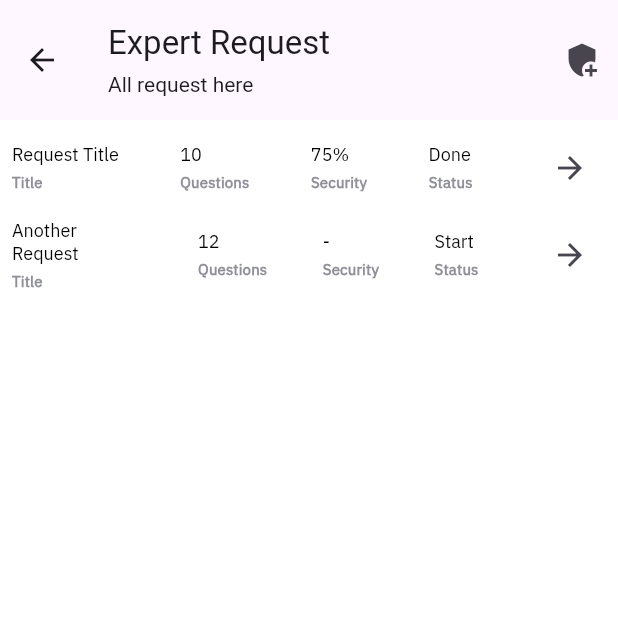
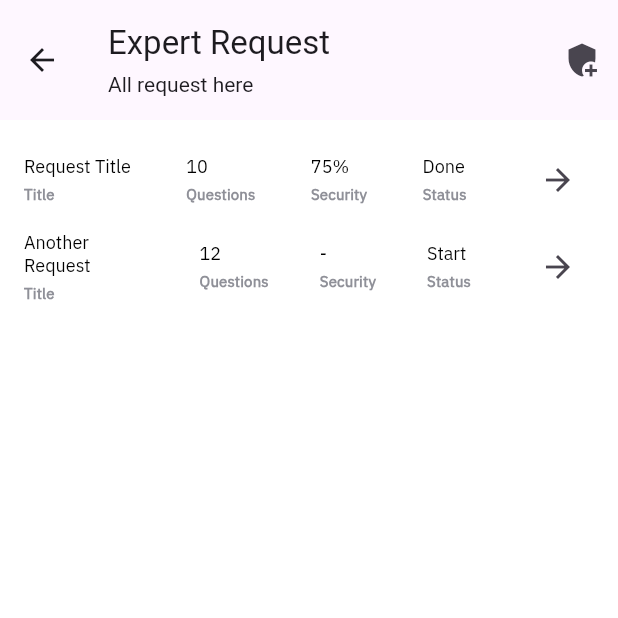
Before and after one commit to yousifdahabra/aegis-ai-app, a Flutter app: the ExpertRequest screen opened directly, on a phone screen of 412 x 824 dp, the top half of it. Run offline on Flutter 3.47's test engine with Material 3 defaults, Android fonts, the phone set to English and light mode, and no system bars; our stand-ins replace animate_do, smooth_page_indicator.

Commit message:
App - update ExpertRequest and TestList wrap with Padding

```diff
--- a/lib/common_widget/questions/custom_result.dart
+++ b/lib/common_widget/questions/custom_result.dart
@@ -1,7 +1,5 @@
 import 'package:ai_safety_app/common_widget/custom_button.dart';
-import 'package:ai_safety_app/common_widget/custom_input.dart';
 import 'package:ai_safety_app/common_widget/navigation_menu.dart';
-import 'package:ai_safety_app/views/list/test_list.dart';
 import 'package:flutter/material.dart';
 
 class CustomResult extends StatefulWidget {
--- a/lib/views/list/expert_request.dart
+++ b/lib/views/list/expert_request.dart
@@ -49,7 +49,9 @@ class ExpertRequest extends StatelessWidget {
           ),
         ],
       ),
-      body: ListView.builder(
+      body: Padding(
+        padding: const EdgeInsets.all(8.0),
+        child: ListView.builder(
           padding: const EdgeInsets.all(8.0),
           itemCount: data.length,
           itemBuilder: (context, index) {
@@ -59,6 +61,7 @@ class ExpertRequest extends StatelessWidget {
             );
           },
         ),
+      ),
     );
   }
 }
--- a/lib/views/list/test_list.dart
+++ b/lib/views/list/test_list.dart
@@ -32,7 +32,9 @@ class TestList extends StatelessWidget {
           ],
         ),
       ),
-      body: ListView.builder(
+      body: Padding(
+        padding: const EdgeInsets.all(8.0),
+        child: ListView.builder(
           padding: const EdgeInsets.all(8.0),
           itemCount: data.length,
           itemBuilder: (context, index) {
@@ -42,6 +44,7 @@ class TestList extends StatelessWidget {
             );
           },
         ),
+      ),
     );
   }
 }
```
Lines whose indentation alone changed are shown as unchanged.
